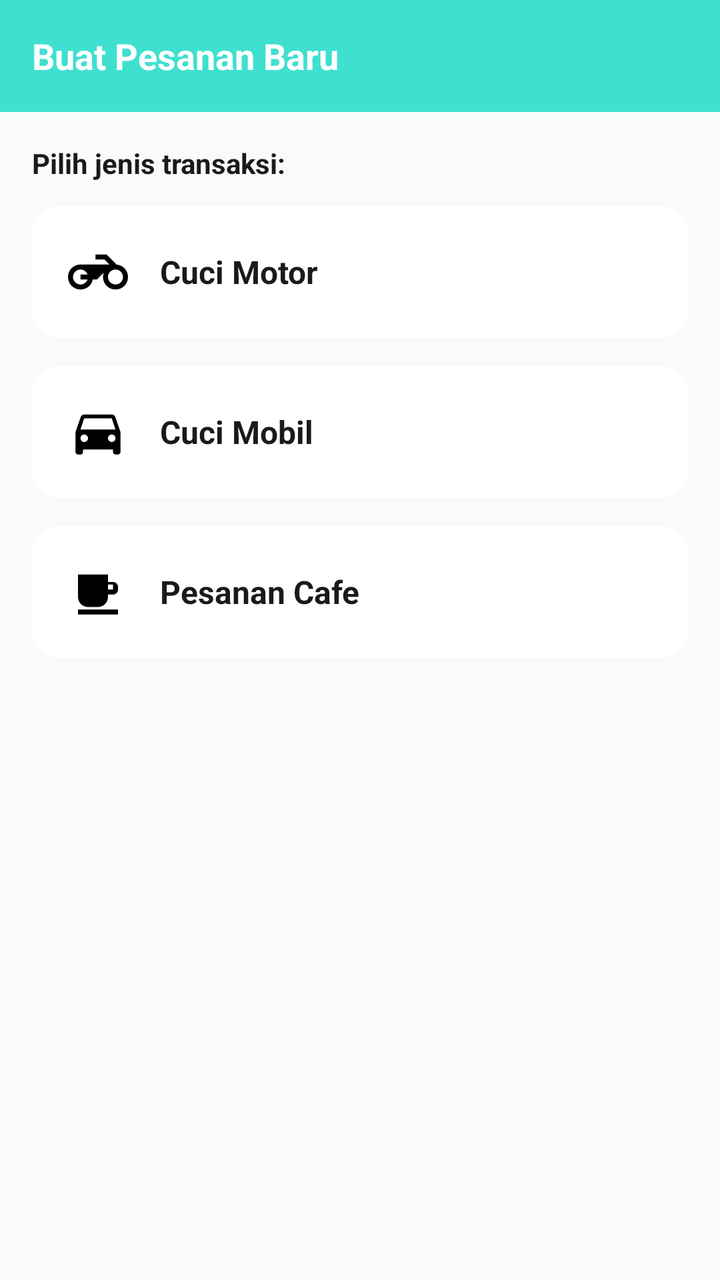
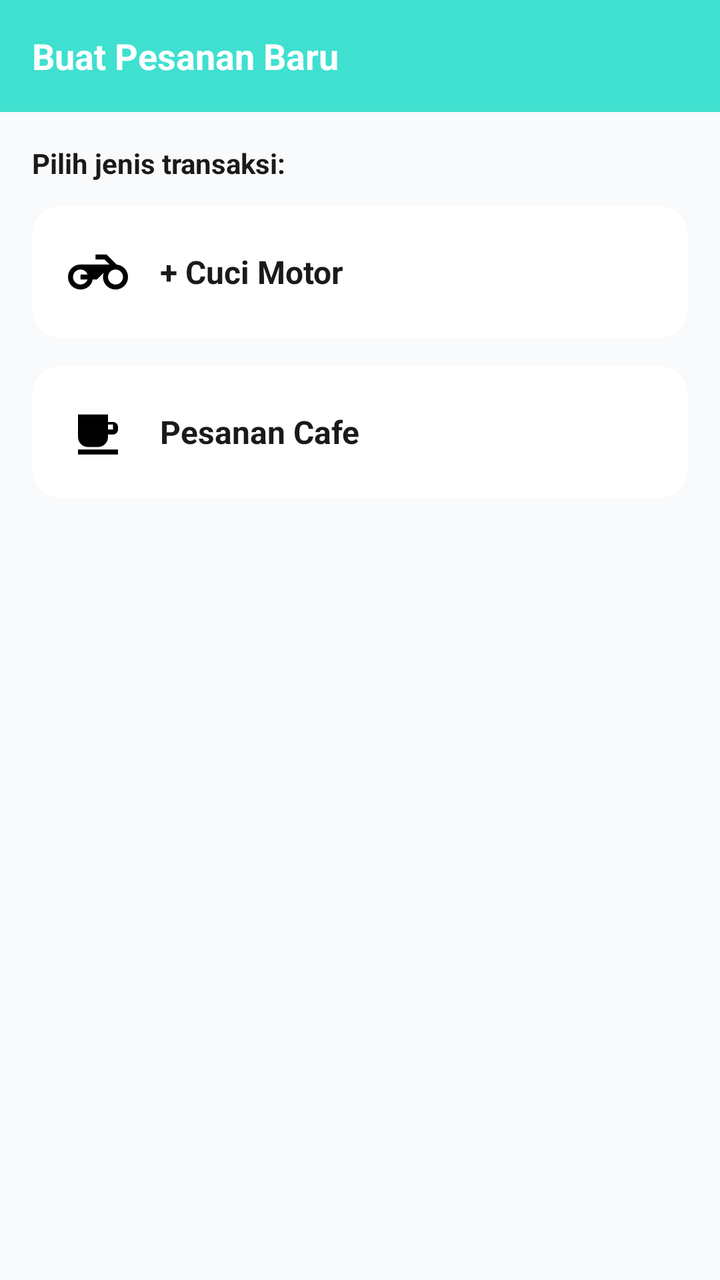

Compare the two renders of this Android layout. The source of the first and the diff that turns it into the second are given below.
<!-- AndroidManifest.xml: application theme Theme.Pitstop -->
<!-- res/layout/fragment_pesanan.xml -->
<?xml version="1.0" encoding="utf-8"?>
<LinearLayout xmlns:android="http://schemas.android.com/apk/res/android"
    android:layout_width="match_parent"
    android:layout_height="match_parent"
    android:background="@color/background"
    android:orientation="vertical">

    <LinearLayout
        android:id="@+id/toolbarHeader"
        android:layout_width="match_parent"
        android:layout_height="?attr/actionBarSize"
        android:background="@color/primary"
        android:gravity="center_vertical"
        android:orientation="horizontal"
        android:paddingStart="16dp"
        android:paddingEnd="16dp">

        <TextView
            android:layout_width="0dp"
            android:layout_height="wrap_content"
            android:layout_weight="1"
            android:text="Buat Pesanan Baru"
            android:textColor="@color/white"
            android:textSize="18sp"
            android:textStyle="bold" />
    </LinearLayout>

    <LinearLayout
        android:layout_width="match_parent"
        android:layout_height="wrap_content"
        android:orientation="vertical"
        android:padding="16dp">

        <TextView
            android:layout_width="wrap_content"
            android:layout_height="wrap_content"
            android:layout_marginBottom="12dp"
            android:text="Pilih jenis transaksi:"
            android:textColor="@color/black"
            android:textStyle="bold" />

        <LinearLayout
            android:id="@+id/btnMotor"
            android:layout_width="match_parent"
            android:layout_height="wrap_content"
            android:layout_marginBottom="14dp"
            android:background="@drawable/bg_stat_card"
            android:gravity="center_vertical"
            android:orientation="horizontal"
            android:padding="18dp">

            <ImageView
                android:layout_width="30dp"
                android:layout_height="30dp"
                android:src="@drawable/ic_motor" />

            <TextView
                android:layout_width="0dp"
                android:layout_height="wrap_content"
                android:layout_marginStart="16dp"
                android:layout_weight="1"
                android:text="Cuci Motor"
                android:textColor="@color/black"
                android:textSize="16sp"
                android:textStyle="bold" />
        </LinearLayout>

        <LinearLayout
            android:id="@+id/btnMobil"
            android:layout_width="match_parent"
            android:layout_height="wrap_content"
            android:layout_marginBottom="14dp"
            android:background="@drawable/bg_stat_card"
            android:gravity="center_vertical"
            android:orientation="horizontal"
            android:padding="18dp">

            <ImageView
                android:layout_width="30dp"
                android:layout_height="30dp"
                android:src="@drawable/ic_car" />

            <TextView
                android:layout_width="0dp"
                android:layout_height="wrap_content"
                android:layout_marginStart="16dp"
                android:layout_weight="1"
                android:text="Cuci Mobil"
                android:textColor="@color/black"
                android:textSize="16sp"
                android:textStyle="bold" />
        </LinearLayout>

        <LinearLayout
            android:id="@+id/btnCafe"
            android:layout_width="match_parent"
            android:layout_height="wrap_content"
            android:background="@drawable/bg_stat_card"
            android:gravity="center_vertical"
            android:orientation="horizontal"
            android:padding="18dp">

            <ImageView
                android:layout_width="30dp"
                android:layout_height="30dp"
                android:src="@drawable/ic_cafe_cup" />

            <TextView
                android:layout_width="0dp"
                android:layout_height="wrap_content"
                android:layout_marginStart="16dp"
                android:layout_weight="1"
                android:text="Pesanan Cafe"
                android:textColor="@color/black"
                android:textSize="16sp"
                android:textStyle="bold" />
        </LinearLayout>
    </LinearLayout>
</LinearLayout>
<!-- resources referenced by this layout -->
<resources>
  <color name="background">#F8FAFC</color>
  <color name="black">#1A1A1A</color>
  <color name="primary">#3fe0d0</color>
  <color name="white">#FFFFFF</color>
  <!-- drawable bg_stat_card (drawable) -->
  <?xml version="1.0" encoding="utf-8"?>
  <shape xmlns:android="http://schemas.android.com/apk/res/android">
      <solid android:color="@color/white" />
      <corners android:radius="14dp" />
  </shape>
  <!-- drawable ic_cafe_cup (drawable) -->
  <vector xmlns:android="http://schemas.android.com/apk/res/android"
      android:width="24dp" android:height="24dp" android:viewportWidth="24" android:viewportHeight="24">
      <path android:fillColor="#FF000000" android:pathData="M4,19h16v2H4zM18,8h-2V5H4v9c0,2.21 1.79,4 4,4h4c2.21,0 4,-1.79 4,-4v-1h2c1.1,0 2,-0.9 2,-2V10c0,-1.1 -0.9,-2 -2,-2zM18,11h-2V9h2v2z"/>
  </vector>
  <!-- drawable ic_car (drawable) -->
  <vector xmlns:android="http://schemas.android.com/apk/res/android"
      android:width="24dp" android:height="24dp" android:viewportWidth="24" android:viewportHeight="24">
      <path android:fillColor="#FF000000" android:pathData="M18.92,6.01C18.72,5.42 18.16,5 17.5,5h-11c-0.66,0 -1.21,0.42 -1.42,1.01L3,12v8c0,0.55 0.45,1 1,1h1c0.55,0 1,-0.45 1,-1v-1h12v1c0,0.55 0.45,1 1,1h1c0.55,0 1,-0.45 1,-1v-8l-2.08,-5.99zM6.5,16C5.67,16 5,15.33 5,14.5S5.67,13 6.5,13 8,13.67 8,14.5 7.33,16 6.5,16zM17.5,16c-0.83,0 -1.5,-0.67 -1.5,-1.5s0.67,-1.5 1.5,-1.5 1.5,0.67 1.5,1.5 -0.67,1.5 -1.5,1.5zM5,11l1.5,-4.5h11L19,11H5z"/>
  </vector>
  <!-- drawable ic_motor (drawable) -->
  <vector xmlns:android="http://schemas.android.com/apk/res/android"
      android:width="24dp" android:height="24dp" android:viewportWidth="24" android:viewportHeight="24">
      <path android:fillColor="#FF000000" android:pathData="M19.44,9.03L15.41,5H11v2h3.59l2,2H5c-2.8,0 -5,2.2 -5,5s2.2,5 5,5c2.46,0 4.45,-1.69 4.9,-4h1.65l2.77,-2.77c-0.21,0.54 -0.32,1.14 -0.32,1.77 0,2.8 2.2,5 5,5s5,-2.2 5,-5c0,-2.65 -1.97,-4.75 -4.56,-4.97zM7.82,15C7.4,16.15 6.28,17 5,17c-1.65,0 -3,-1.35 -3,-3s1.35,-3 3,-3c1.28,0 2.4,0.85 2.82,2H5v2h2.82zM19,17c-1.65,0 -3,-1.35 -3,-3s1.35,-3 3,-3 3,1.35 3,3 -1.35,3 -3,3z"/>
  </vector>
  <style name="Theme.Pitstop" parent="Theme.MaterialComponents.Light.NoActionBar">
          <item name="colorPrimary">@color/primary</item>
          <item name="colorPrimaryDark">@color/primary_dark</item>
          <item name="colorAccent">@color/accent</item>
          <item name="android:windowBackground">@color/background</item>
          <item name="android:statusBarColor">@color/primary</item>
  
          
          <item name="android:textColorPrimary">@color/black</item>
          <item name="android:textColorSecondary">@color/grey</item>
          <item name="android:textColorHint">@color/grey</item>
  
          
          <item name="alertDialogTheme">@style/ThemeOverlay.Pitsop.Dialog</item>
      </style>
  <color name="primary_dark">#0D1F3D</color>
  <color name="accent">#2D6CDF</color>
  <color name="grey">#7C8698</color>
  <style name="ThemeOverlay.Pitsop.Dialog" parent="ThemeOverlay.MaterialComponents.Dialog.Alert">
          <item name="android:windowBackground">@color/white</item>
          <item name="android:textColorPrimary">@color/black</item>
          <item name="android:textColorSecondary">@color/grey</item>
      </style>
</resources>

<!-- the commit's change to res/layout/fragment_pesanan.xml (unified diff, before → after) -->
@@ -19,7 +19,7 @@
             android:layout_width="0dp"
             android:layout_height="wrap_content"
             android:layout_weight="1"
-            android:text="Buat Pesanan Baru"
+            android:text="@string/buat_pesanan_baru"
             android:textColor="@color/white"
             android:textSize="18sp"
             android:textStyle="bold" />
@@ -35,7 +35,7 @@
             android:layout_width="wrap_content"
             android:layout_height="wrap_content"
             android:layout_marginBottom="12dp"
-            android:text="Pilih jenis transaksi:"
+            android:text="@string/pilih_jenis_transaksi"
             android:textColor="@color/black"
             android:textStyle="bold" />
 
@@ -52,6 +52,7 @@
             <ImageView
                 android:layout_width="30dp"
                 android:layout_height="30dp"
+                android:contentDescription="@string/cuci_motor"
                 android:src="@drawable/ic_motor" />
 
             <TextView
@@ -59,33 +60,7 @@
                 android:layout_height="wrap_content"
                 android:layout_marginStart="16dp"
                 android:layout_weight="1"
-                android:text="Cuci Motor"
-                android:textColor="@color/black"
-                android:textSize="16sp"
-                android:textStyle="bold" />
-        </LinearLayout>
-
-        <LinearLayout
-            android:id="@+id/btnMobil"
-            android:layout_width="match_parent"
-            android:layout_height="wrap_content"
-            android:layout_marginBottom="14dp"
-            android:background="@drawable/bg_stat_card"
-            android:gravity="center_vertical"
-            android:orientation="horizontal"
-            android:padding="18dp">
-
-            <ImageView
-                android:layout_width="30dp"
-                android:layout_height="30dp"
-                android:src="@drawable/ic_car" />
-
-            <TextView
-                android:layout_width="0dp"
-                android:layout_height="wrap_content"
-                android:layout_marginStart="16dp"
-                android:layout_weight="1"
-                android:text="Cuci Mobil"
+                android:text="@string/cuci_motor"
                 android:textColor="@color/black"
                 android:textSize="16sp"
                 android:textStyle="bold" />
@@ -103,6 +78,7 @@
             <ImageView
                 android:layout_width="30dp"
                 android:layout_height="30dp"
+                android:contentDescription="@string/pesanan_cafe"
                 android:src="@drawable/ic_cafe_cup" />
 
             <TextView
@@ -110,7 +86,7 @@
                 android:layout_height="wrap_content"
                 android:layout_marginStart="16dp"
                 android:layout_weight="1"
-                android:text="Pesanan Cafe"
+                android:text="@string/pesanan_cafe"
                 android:textColor="@color/black"
                 android:textSize="16sp"
                 android:textStyle="bold" />
<!-- resource entries referenced after the edit -->
@@ -15,16 +15,15 @@
       android:width="24dp" android:height="24dp" android:viewportWidth="24" android:viewportHeight="24">
       <path android:fillColor="#FF000000" android:pathData="M4,19h16v2H4zM18,8h-2V5H4v9c0,2.21 1.79,4 4,4h4c2.21,0 4,-1.79 4,-4v-1h2c1.1,0 2,-0.9 2,-2V10c0,-1.1 -0.9,-2 -2,-2zM18,11h-2V9h2v2z"/>
   </vector>
-  <!-- drawable ic_car (drawable) -->
-  <vector xmlns:android="http://schemas.android.com/apk/res/android"
-      android:width="24dp" android:height="24dp" android:viewportWidth="24" android:viewportHeight="24">
-      <path android:fillColor="#FF000000" android:pathData="M18.92,6.01C18.72,5.42 18.16,5 17.5,5h-11c-0.66,0 -1.21,0.42 -1.42,1.01L3,12v8c0,0.55 0.45,1 1,1h1c0.55,0 1,-0.45 1,-1v-1h12v1c0,0.55 0.45,1 1,1h1c0.55,0 1,-0.45 1,-1v-8l-2.08,-5.99zM6.5,16C5.67,16 5,15.33 5,14.5S5.67,13 6.5,13 8,13.67 8,14.5 7.33,16 6.5,16zM17.5,16c-0.83,0 -1.5,-0.67 -1.5,-1.5s0.67,-1.5 1.5,-1.5 1.5,0.67 1.5,1.5 -0.67,1.5 -1.5,1.5zM5,11l1.5,-4.5h11L19,11H5z"/>
-  </vector>
   <!-- drawable ic_motor (drawable) -->
   <vector xmlns:android="http://schemas.android.com/apk/res/android"
       android:width="24dp" android:height="24dp" android:viewportWidth="24" android:viewportHeight="24">
       <path android:fillColor="#FF000000" android:pathData="M19.44,9.03L15.41,5H11v2h3.59l2,2H5c-2.8,0 -5,2.2 -5,5s2.2,5 5,5c2.46,0 4.45,-1.69 4.9,-4h1.65l2.77,-2.77c-0.21,0.54 -0.32,1.14 -0.32,1.77 0,2.8 2.2,5 5,5s5,-2.2 5,-5c0,-2.65 -1.97,-4.75 -4.56,-4.97zM7.82,15C7.4,16.15 6.28,17 5,17c-1.65,0 -3,-1.35 -3,-3s1.35,-3 3,-3c1.28,0 2.4,0.85 2.82,2H5v2h2.82zM19,17c-1.65,0 -3,-1.35 -3,-3s1.35,-3 3,-3 3,1.35 3,3 -1.35,3 -3,3z"/>
   </vector>
+  <string name="buat_pesanan_baru">Buat Pesanan Baru</string>
+  <string name="cuci_motor">+ Cuci Motor</string>
+  <string name="pesanan_cafe">Pesanan Cafe</string>
+  <string name="pilih_jenis_transaksi">Pilih jenis transaksi:</string>
   <style name="Theme.Pitstop" parent="Theme.MaterialComponents.Light.NoActionBar">
           <item name="colorPrimary">@color/primary</item>
           <item name="colorPrimaryDark">@color/primary_dark</item>
